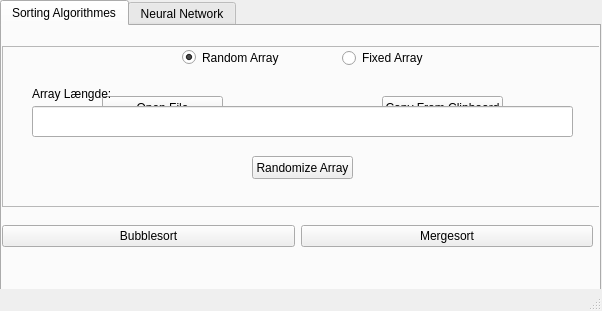
Above: gui.ui from Rasmus3650/eksamen before the change. Below: the same form after it.
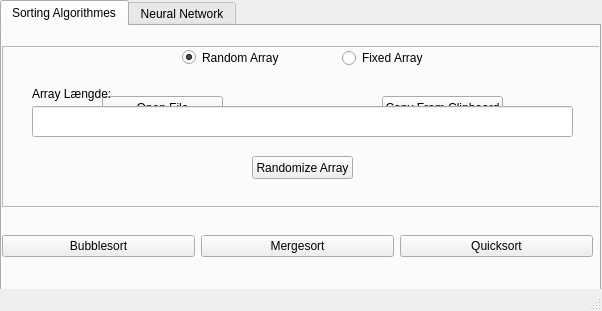
That is the form after the change. The open tabs and pages were chosen to show the change.

Commit message: Tilføjet en masse, slettet quicksort fra main

```diff
--- a/gui.ui
+++ b/gui.ui
@@ -189,24 +189,31 @@
         <x>0</x>
         <y>180</y>
         <width>591</width>
-        <height>61</height>
+        <height>80</height>
        </rect>
       </property>
-      <layout class="QGridLayout" name="gridLayout">
-       <item row="0" column="0">
+      <layout class="QHBoxLayout" name="horizontalLayout_2">
+       <item>
         <widget class="QPushButton" name="bubbleSortButton">
          <property name="text">
           <string>Bubblesort</string>
          </property>
         </widget>
        </item>
-       <item row="0" column="1">
+       <item>
         <widget class="QPushButton" name="mergeSortButton">
          <property name="text">
           <string>Mergesort</string>
          </property>
         </widget>
        </item>
+       <item>
+        <widget class="QPushButton" name="pushButton">
+         <property name="text">
+          <string>Quicksort</string>
+         </property>
+        </widget>
+       </item>
       </layout>
      </widget>
      <zorder>fixedRadioFrame</zorder>
```
Left out of the diff: 8 changed lines with no effect on the pictures. The commit also changes 1 other file.
